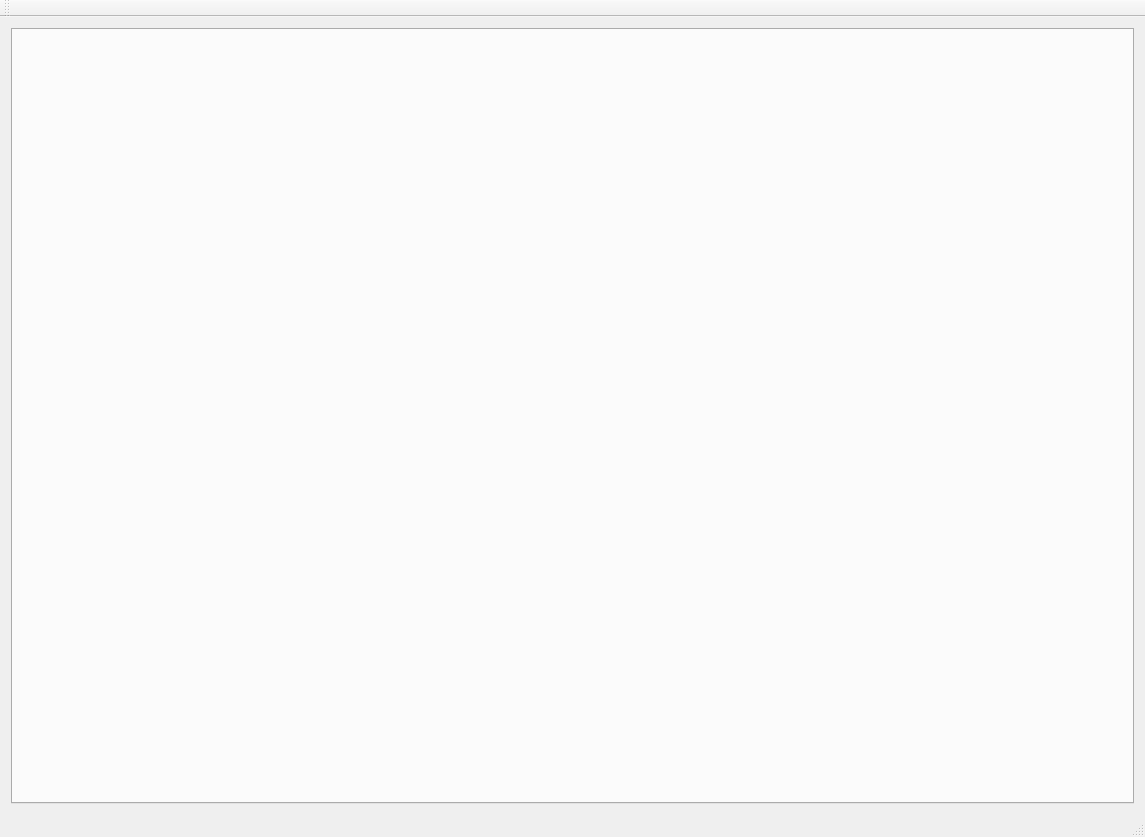
Before: the Qt Designer form qdevicemonitor/MainWindow.ui in alopatindev/qdevicemonitor, drawn with Qt 5.
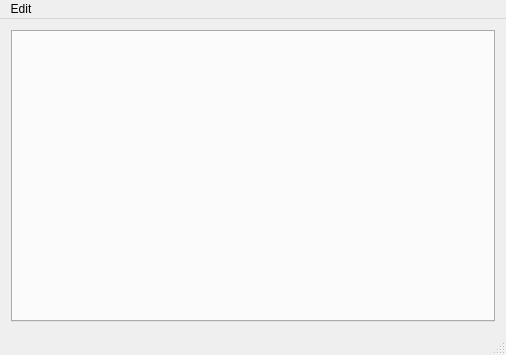
After: the same form once the commit is applied.

```diff
--- a/qdevicemonitor/MainWindow.ui
+++ b/qdevicemonitor/MainWindow.ui
@@ -6,8 +6,8 @@
    <rect>
     <x>0</x>
     <y>0</y>
-    <width>1145</width>
-    <height>837</height>
+    <width>506</width>
+    <height>355</height>
    </rect>
   </property>
   <property name="windowTitle">
@@ -24,25 +24,29 @@
     </item>
    </layout>
   </widget>
+  <widget class="QStatusBar" name="statusBar"/>
   <widget class="QMenuBar" name="menuBar">
    <property name="geometry">
     <rect>
      <x>0</x>
      <y>0</y>
-     <width>1145</width>
+     <width>506</width>
      <height>39</height>
     </rect>
    </property>
+   <widget class="QMenu" name="menuEdit">
+    <property name="title">
+     <string>Edit</string>
+    </property>
+    <addaction name="actionSettings"/>
+   </widget>
+   <addaction name="menuEdit"/>
   </widget>
-  <widget class="QToolBar" name="mainToolBar">
-   <attribute name="toolBarArea">
-    <enum>TopToolBarArea</enum>
-   </attribute>
-   <attribute name="toolBarBreak">
-    <bool>false</bool>
-   </attribute>
-  </widget>
-  <widget class="QStatusBar" name="statusBar"/>
+  <action name="actionSettings">
+   <property name="text">
+    <string>Settings</string>
+   </property>
+  </action>
  </widget>
  <layoutdefault spacing="6" margin="11"/>
  <resources/>
```
